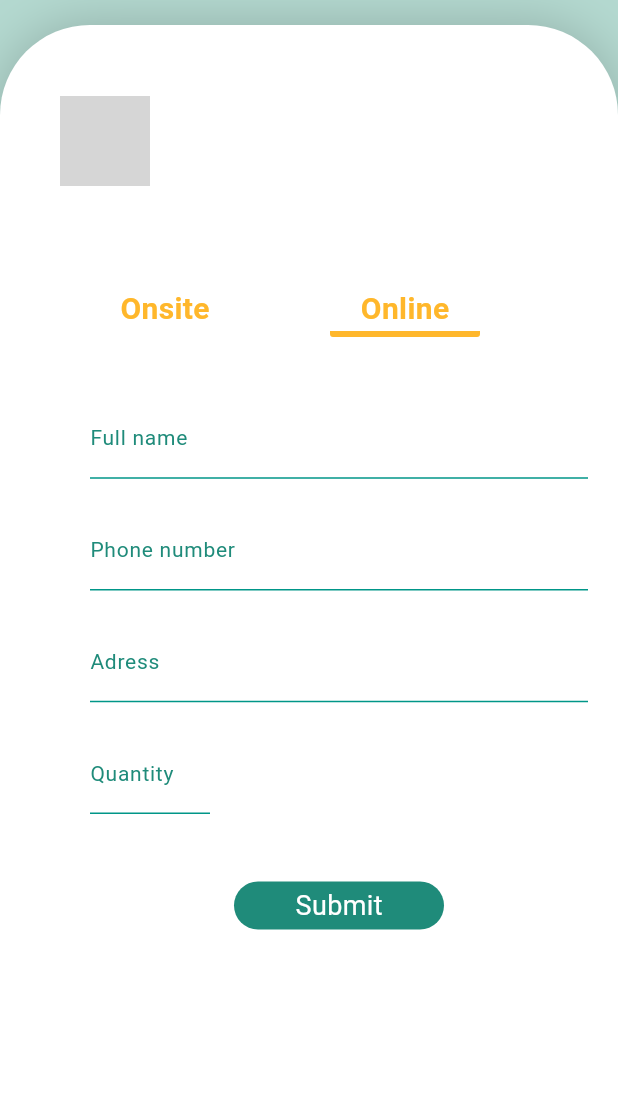
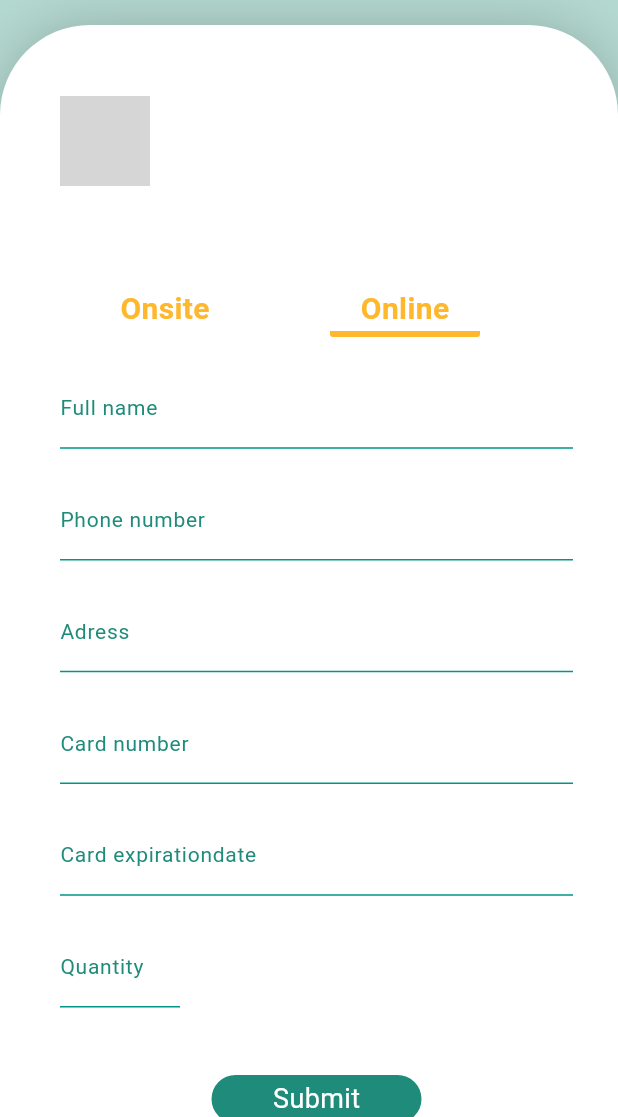
Before and after one commit to Roufaida-As/DonaVita-Donors-side, a Flutter app: the FormmoneyPage screen opened directly with empty values, after a tap on "Online", on a phone screen of 412 x 824 dp, the part 119-1236 px from its top. Run offline on Flutter 3.47's test engine with Material 3 defaults, Android fonts, the phone set to English and light mode, and no system bars; our stand-ins replace cloud_firestore, firebase_auth, firebase_core, google_nav_bar, percent_indicator; accounts and stored records are empty; network calls fail; Roboto replaces fonts that are missing (Nunito); grey boxes are pictures that could not be loaded.

Commit message:
just to pull

```diff
--- a/projectfinal/lib/pages/homepage work/details_page.dart
+++ b/projectfinal/lib/pages/homepage work/details_page.dart
@@ -1,10 +1,11 @@
 import 'package:flutter/material.dart';
 import 'package:projectfinal/Theme/colors.dart';
-import 'package:projectfinal/pages/formother.dart';
+import 'package:projectfinal/pages/homepage%20work/formother.dart';
 import 'package:projectfinal/pages/homepage%20work/annonce_model.dart';
 
 import 'package:projectfinal/pages/homepage%20work/formmoney.dart';
 import 'package:percent_indicator/linear_percent_indicator.dart';
+import 'package:projectfinal/pages/homepage%20work/home_page.dart';
 
 class DetailsPage extends StatefulWidget {
   final Announcement annonce;
@@ -49,6 +50,7 @@ class _DetailsPageState extends State<DetailsPage> {
         leading: const Padding(
           padding: EdgeInsets.only(left: 10.0),
           child: BackButton(
+
             color: AppColors.highicons,
           ),
         ),
--- a/projectfinal/lib/pages/homepage work/formmoney.dart
+++ b/projectfinal/lib/pages/homepage work/formmoney.dart
@@ -3,6 +3,7 @@ import 'package:flutter/widgets.dart';
 import 'package:projectfinal/Theme/Colors.dart';
 import 'package:projectfinal/pages/homepage%20work/annonce_model.dart';
 import 'package:projectfinal/pages/homepage%20work/details_page.dart';
+import 'package:projectfinal/pages/homepage%20work/onlineform.dart';
 import 'package:projectfinal/pages/homepage%20work/onsiteform.dart';
 class FormmoneyPage extends StatefulWidget {
   final Announcement annonce;
@@ -33,7 +34,7 @@ class _FormmoneyPageState extends State<FormmoneyPage> {
           ),
           leading: GestureDetector(
             onTap: () {
-              Navigator.of(context).push(
+              Navigator.of(context).pushReplacement(
                 MaterialPageRoute(
                     builder: (BuildContext context) =>
                         DetailsPage(annonce: widget.annonce)),
@@ -68,7 +69,7 @@ class _FormmoneyPageState extends State<FormmoneyPage> {
 child: SingleChildScrollView(
   child: Column(
     mainAxisAlignment: MainAxisAlignment.start,
-    crossAxisAlignment: CrossAxisAlignment.center,
+   crossAxisAlignment: CrossAxisAlignment.start,
     children: [
       Column(
         crossAxisAlignment: CrossAxisAlignment.start,
@@ -141,11 +142,11 @@ child: SingleChildScrollView(
           ),
         ),
         ),
-        onsiteform(annonce: widget.annonce),
+
         ]
         ,
       ),
-
+        onsitePressed? onsiteform(annonce: widget.annonce) : onlineform(annonce: widget.annonce) ,
  ]))))) );
   }
 }
--- a/projectfinal/lib/pages/homepage work/onlineform.dart
+++ b/projectfinal/lib/pages/homepage work/onlineform.dart
@@ -1,16 +1,105 @@
+import 'package:cloud_firestore/cloud_firestore.dart';
 import 'package:flutter/material.dart';
+import 'package:projectfinal/Theme/Colors.dart';
+import 'package:projectfinal/pages/homepage%20work/Fomulaire_service.dart';
+import 'package:projectfinal/pages/homepage%20work/Mytextfield.dart';
+import 'package:projectfinal/pages/homepage%20work/annonce_model.dart';
 class onlineform extends StatefulWidget {
-  const onlineform({super.key});
+  final Announcement annonce;
+  const onlineform({super.key, required this.annonce});
 
   @override
   State<onlineform> createState() => _onlineformState();
 }
 
 class _onlineformState extends State<onlineform> {
+
+   late Formulaireservice formulaireservice;
+   FirebaseFirestore db = FirebaseFirestore.instance;
+     void initState() {
+    super.initState();
+    formulaireservice = Formulaireservice(widget.annonce.orgId, widget.annonce.annonceId, );
+  }
+
+
+   bool _isuploaded=false;
+  TextEditingController namecontroller = TextEditingController();
+  TextEditingController phonenumbercontroller = TextEditingController();
+  TextEditingController adresscontroller = TextEditingController();
+  TextEditingController quantitycontroller = TextEditingController();
+   TextEditingController cardnumbercontroller = TextEditingController();
+  TextEditingController cardexpirationcontroller = TextEditingController();
   @override
   Widget build(BuildContext context) {
-    return Column(
+    return  Padding(
+      padding: const EdgeInsets.only(right:30.0),
+      child: Column(
+        crossAxisAlignment: CrossAxisAlignment.start,
+            children: [
+               Mytextfield(abovestring: 'Full name',controller: namecontroller,),
+                SizedBox(height: 20,),
+                Mytextfield(abovestring: 'Phone number',controller: phonenumbercontroller,),
+                    SizedBox(height: 20,),
+                Mytextfield(abovestring: 'Adress',controller: adresscontroller,),
+                SizedBox(height: 20,),
+                 Mytextfield(abovestring: 'Card number',controller: cardnumbercontroller,),
+                SizedBox(height: 20,),
+                 Mytextfield(abovestring: 'Card expirationdate',controller: cardexpirationcontroller,),
+                SizedBox(height: 20,),
+                Container(
+       width:80,
+                  child: TextField(
+                  controller: quantitycontroller,
+                              decoration: InputDecoration(
 
+                    suffixText: 'DA',
+                    suffixStyle: TextStyle(color:AppColors.icons,fontFamily: 'Roboto',fontSize: 14,),
+
+                    enabledBorder: const UnderlineInputBorder(
+                        borderSide: BorderSide(color: Colors.teal)),
+                        focusedBorder: const UnderlineInputBorder(
+                        borderSide: BorderSide(color: Colors.teal)),
+
+                    labelText:	'Quantity',
+                    labelStyle: const TextStyle(
+                      fontFamily: 'Roboto',
+                      fontSize: 14,
+                      color: AppColors.icons
+                    )
+                  ),
+                        ),
+                ),
+
+              SizedBox(height: 45,),
+              Center(
+                child: GestureDetector(
+                  onTap: () {
+                    formulaireservice.addFormulaire(namecontroller.text,phonenumbercontroller.text,adresscontroller.text, quantitycontroller.text,_isuploaded,(_isuploaded){});
+                    phonenumbercontroller.clear();
+                    adresscontroller.clear();
+                    namecontroller.clear();
+
+                    int newquantity = int.parse(widget.annonce.quantityDonated) + int.parse(quantitycontroller.text);
+                setState(() {
+                  db.collection('Organisations')
+                      .doc(widget.annonce.orgId)
+                      .collection('annonces')
+                      .doc(widget.annonce.annonceId)
+                      .update({"quantityDonated": newquantity.toString()});
+                });
+                quantitycontroller.clear();
+                },
+                    child: Container(
+                      width: 140,
+                      decoration: BoxDecoration(color: AppColors.icons,borderRadius: BorderRadius.circular(40)),
+                      child: Padding(padding: EdgeInsets.only(left: 10,right: 10,top: 3,bottom: 3),
+                      child: Center(child: Text('Submit',style: TextStyle(color: Colors.white,fontFamily: 'Roboto',fontSize: 18,fontWeight: FontWeight.w400),)),),
+                                 ),
+                  ),
+              ),
+
+            ],
+          ),
     );
   }
 }
```
Also changed, not shown: projectfinal/lib/pages/homepage work/Fomulaire_service.dart (+7 -2 lines), projectfinal/lib/pages/homepage work/formother.dart (renamed from projectfinal/lib/pages/formother.dart, +18 -2 lines), projectfinal/lib/pages/homepage work/onsiteform.dart (+13 -10 lines), 1 other file.
